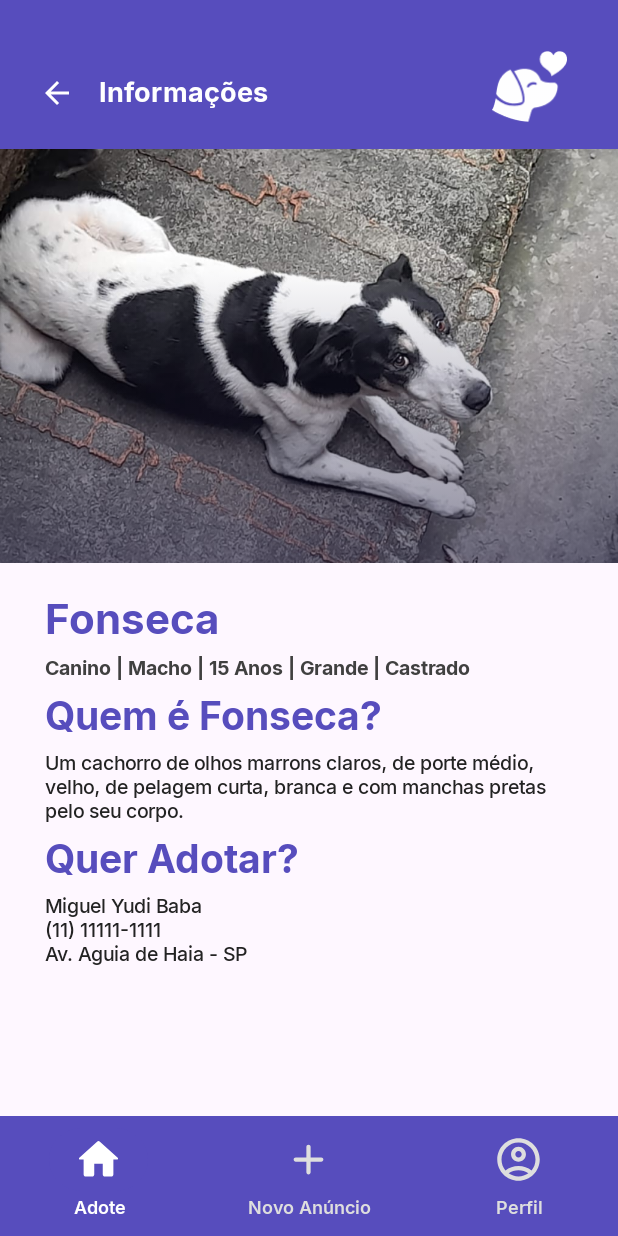
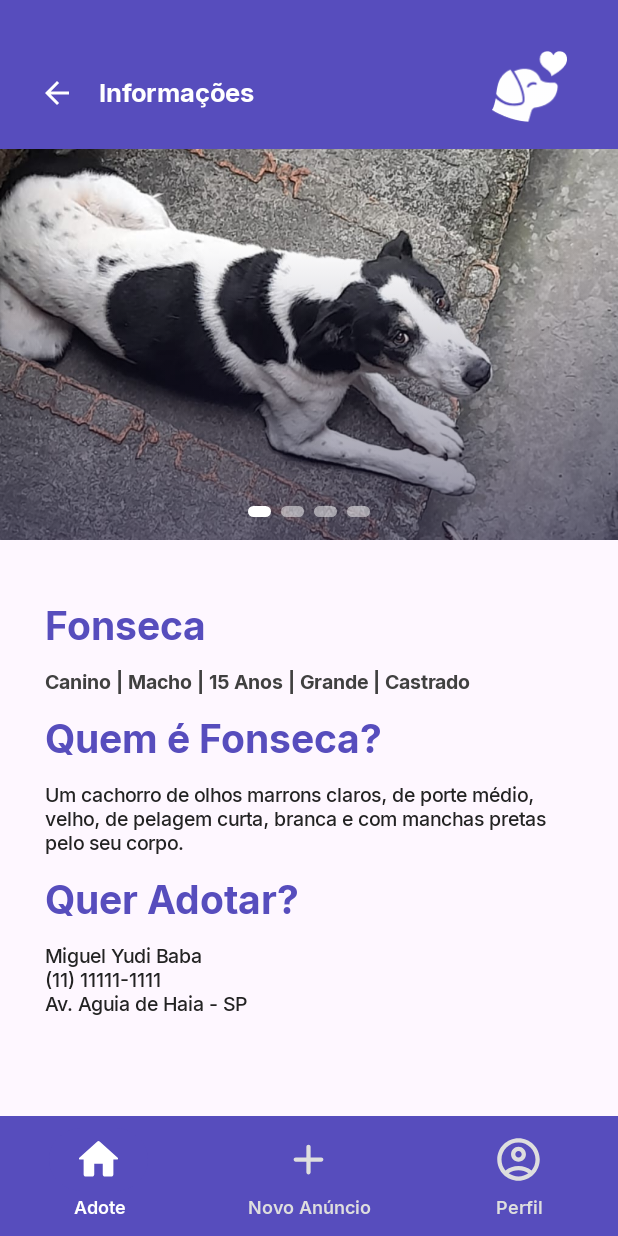
Before and after one commit to Chrb09/InclusipetProject_Mobile, an Android app built with Jetpack Compose: the Informacoes screen opened through its navigation route, on a phone screen of 412 x 824 dp. Run offline under Robolectric (Android 15) with nearby library versions, the phone set to English and light mode, and no system bars.

Commit message:
retoques no frontend

```diff
--- a/app/src/main/java/com/example/inclusipet/Adote.kt
+++ b/app/src/main/java/com/example/inclusipet/Adote.kt
@@ -325,7 +325,7 @@ fun adoptCard(nome: String, endereco: String, descricao: String, idade: String,
                         text = idade,
                         style = TextStyle(
                             color = colorResource(R.color.purple_100),
-                            fontSize = 14.sp,
+                            fontSize = 12.sp,
                             fontFamily = inter,
                             fontWeight = FontWeight.SemiBold
                             )
@@ -343,7 +343,7 @@ fun adoptCard(nome: String, endereco: String, descricao: String, idade: String,
                         text = sexo,
                         style = TextStyle(
                             color = colorResource(R.color.purple_100),
-                            fontSize = 14.sp,
+                            fontSize = 12.sp,
                             fontFamily = inter,
                             fontWeight = FontWeight.SemiBold
                         )
@@ -361,7 +361,7 @@ fun adoptCard(nome: String, endereco: String, descricao: String, idade: String,
                         text = castrado,
                         style = TextStyle(
                             color = colorResource(R.color.purple_100),
-                            fontSize = 14.sp,
+                            fontSize = 12.sp,
                             fontFamily = inter,
                             fontWeight = FontWeight.SemiBold
                         )
--- a/app/src/main/java/com/example/inclusipet/Informacoes.kt
+++ b/app/src/main/java/com/example/inclusipet/Informacoes.kt
@@ -2,18 +2,25 @@ package com.example.inclusipet
 
 import android.graphics.BlendMode
 import androidx.compose.foundation.Image
+import androidx.compose.foundation.background
 import androidx.compose.foundation.layout.Arrangement
+import androidx.compose.foundation.layout.Box
 import androidx.compose.foundation.layout.Column
+import androidx.compose.foundation.layout.Row
 import androidx.compose.foundation.layout.WindowInsets
 import androidx.compose.foundation.layout.fillMaxSize
 import androidx.compose.foundation.layout.fillMaxWidth
 import androidx.compose.foundation.layout.height
+import androidx.compose.foundation.layout.offset
 import androidx.compose.foundation.layout.padding
 import androidx.compose.foundation.layout.size
 import androidx.compose.foundation.layout.statusBarsPadding
+import androidx.compose.foundation.layout.width
+import androidx.compose.foundation.layout.wrapContentSize
 import androidx.compose.foundation.pager.HorizontalPager
 import androidx.compose.foundation.pager.rememberPagerState
 import androidx.compose.foundation.rememberScrollState
+import androidx.compose.foundation.shape.RoundedCornerShape
 import androidx.compose.foundation.verticalScroll
 import androidx.compose.material.icons.Icons
 import androidx.compose.material.icons.filled.ArrowBack
@@ -28,15 +35,18 @@ import androidx.compose.material3.TopAppBarDefaults
 import androidx.compose.runtime.Composable
 import androidx.compose.ui.Alignment
 import androidx.compose.ui.Modifier
+import androidx.compose.ui.draw.clip
 import androidx.compose.ui.draw.drawWithCache
 import androidx.compose.ui.graphics.Brush
 import androidx.compose.ui.graphics.Color
+import androidx.compose.ui.graphics.toArgb
 import androidx.compose.ui.layout.ContentScale
 import androidx.compose.ui.platform.LocalLayoutDirection
 import androidx.compose.ui.res.colorResource
 import androidx.compose.ui.res.painterResource
 import androidx.compose.ui.text.TextStyle
 import androidx.compose.ui.text.font.FontWeight
+import androidx.compose.ui.unit.Dp
 import androidx.compose.ui.unit.dp
 import androidx.compose.ui.unit.sp
 import androidx.navigation.NavController
@@ -46,6 +56,7 @@ import com.example.inclusipet.ui.theme.InclusipetTheme
 import com.example.inclusipet.ui.theme.inter
 import com.example.inclusipet.ui.theme.titleStyle
 import com.example.inclusipet.ui.theme.topBarStyle
+import kotlin.math.absoluteValue
 
 
 @OptIn(ExperimentalMaterial3Api::class)
@@ -98,12 +109,20 @@ fun Informacoes(navController: NavController, modifier: Modifier = Modifier, ind
                 R.drawable.info_placeholder3,
                 R.drawable.info_placeholder4
             )
-            val pagerState = rememberPagerState(pageCount = {
+            val pagerState = rememberPagerState(
+                pageCount = {
                 4
             })
-            Column {
+
+                Column(
+                    modifier = Modifier
+                        .fillMaxSize()
+                        .padding(0.dp,0.dp,0.dp, 100.dp)
+                        .verticalScroll(rememberScrollState()),
+                    horizontalAlignment = Alignment.Start,
+                ) {
                     HorizontalPager(
-                    modifier = Modifier.fillMaxWidth().padding(0.dp, 75.dp, 0.dp, 0.dp).height(300.dp),
+                        modifier = Modifier.fillMaxWidth().padding(0.dp, 60.dp, 0.dp, 0.dp).height(300.dp),
                         state = pagerState,
                         key = { photos[it] }
                     ) { index ->
@@ -125,17 +144,16 @@ fun Informacoes(navController: NavController, modifier: Modifier = Modifier, ind
                         )
 
                     }
-                Column(
-                    modifier = Modifier
-                        .fillMaxSize()
-                        .padding(30.dp,0.dp,30.dp, 100.dp)
-                        .verticalScroll(rememberScrollState()),
-                    horizontalAlignment = Alignment.Start,
-                ) {
+                    HorizontalPagerIndicator(
+                        pageCount = 4,
+                        currentPage = pagerState.currentPage,
+                        targetPage = pagerState.targetPage,
+                        currentPageOffsetFraction = pagerState.currentPageOffsetFraction
+                    )
                     Column( modifier = Modifier
                         .fillMaxSize()
-                        .padding(0.dp,20.dp,0.dp, 60.dp),
-                        verticalArrangement = Arrangement.spacedBy(8.dp),
+                        .padding(30.dp,20.dp,30.dp, 60.dp),
+                        verticalArrangement = Arrangement.spacedBy(14.dp),
                     )
                     {
                         Text(
@@ -211,4 +229,60 @@ fun Informacoes(navController: NavController, modifier: Modifier = Modifier, ind
 
         }
     }
+
+@Composable
+private fun HorizontalPagerIndicator(
+    pageCount: Int,
+    currentPage: Int,
+    targetPage: Int,
+    currentPageOffsetFraction: Float,
+    modifier: Modifier = Modifier,
+    indicatorColor: Color = colorResource(R.color.white),
+    unselectedIndicatorSize: Dp = 15.dp,
+    selectedIndicatorSize: Dp = 15.dp,
+    indicatorCornerRadius: Dp = 20.dp,
+    indicatorPadding: Dp = 3.dp
+) {
+    Row(
+        horizontalArrangement = Arrangement.Center,
+        verticalAlignment = Alignment.CenterVertically,
+        modifier = modifier
+            .wrapContentSize()
+            .height(selectedIndicatorSize + indicatorPadding * 2).fillMaxWidth().offset(y = -(30.dp))
+    ) {
+
+        // draw an indicator for each page
+        repeat(pageCount) { page ->
+            // calculate color and size of the indicator
+            val (color, size) =
+                if (currentPage == page || targetPage == page) {
+                    // calculate page offset
+                    val pageOffset =
+                        ((currentPage - page) + currentPageOffsetFraction).absoluteValue
+                    // calculate offset percentage between 0.0 and 1.0
+                    val offsetPercentage = 1f - pageOffset.coerceIn(0f, 1f)
+
+                    val size =
+                        unselectedIndicatorSize + ((selectedIndicatorSize - unselectedIndicatorSize) * offsetPercentage)
+
+                    indicatorColor.copy() to size
+                } else {
+                    indicatorColor.copy(alpha = 0.5f) to unselectedIndicatorSize
                 }
+
+            // draw indicator
+            Box(
+                modifier = Modifier
+                    .padding(
+                        // apply horizontal padding, so that each indicator is same width
+                        horizontal = ((selectedIndicatorSize + indicatorPadding * 2) - size) / 2,
+                        vertical = size / 4
+                    )
+                    .clip(RoundedCornerShape(indicatorCornerRadius))
+                    .background(color)
+                    .width(size)
+                    .height(size / 2)
+            )
+        }
+    }
+}
--- a/app/src/main/java/com/example/inclusipet/Login.kt
+++ b/app/src/main/java/com/example/inclusipet/Login.kt
@@ -120,7 +120,7 @@ fun Login(navController: NavController, modifier: Modifier = Modifier) {
                             modifier = Modifier
                                 .fillMaxWidth()
                                 .border(
-                                    width = 2.5.dp,
+                                    width = 2.dp,
                                     color = colorResource(R.color.purple_100),
                                     shape = RoundedCornerShape(14.dp)
                                 )
@@ -144,7 +144,7 @@ fun Login(navController: NavController, modifier: Modifier = Modifier) {
                             modifier = Modifier
                                 .fillMaxWidth()
                                 .border(
-                                    width = 2.5.dp,
+                                    width = 2.dp,
                                     color = colorResource(R.color.purple_100),
                                     shape = RoundedCornerShape(14.dp)
                                 )
@@ -162,7 +162,7 @@ fun Login(navController: NavController, modifier: Modifier = Modifier) {
                         onClick = {
                             navController.navigate(Routes.adote)
                         },
-                        modifier = Modifier.size(width = 200.dp, height = 42.dp),
+                        modifier = Modifier.size(width = 180.dp, height = 38.dp),
                         shape = RoundedCornerShape(12.dp)
                     ) {
                         Text(
```
Also changed, not shown: app/src/main/java/com/example/inclusipet/Anuncio.kt (+8 -8 lines), app/src/main/java/com/example/inclusipet/Cadastro.kt (+8 -8 lines), app/src/main/java/com/example/inclusipet/Index.kt (+4 -4 lines), app/src/main/java/com/example/inclusipet/Perfil.kt (+7 -7 lines), app/src/main/java/com/example/inclusipet/ui/theme/Type.kt (+5 -5 lines). Lines whose indentation alone changed are shown as unchanged.
